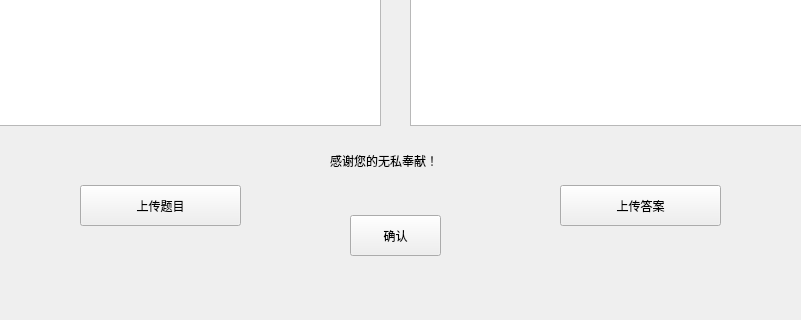
Harahan/BUAA-python-programming-2022-summer, file ui/Contribute.ui: the form before one commit; both pictures show x 200 to 1001 and y 435 to 755 of the 1200 by 755 pixel window.
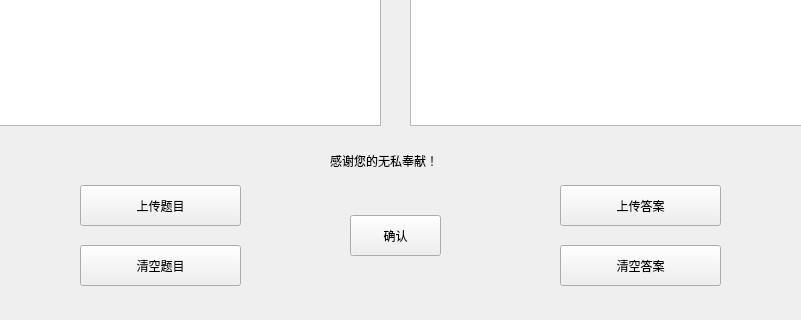
The form after the commit.

Commit message: improve contribute function

```diff
--- a/ui/Contribute.ui
+++ b/ui/Contribute.ui
@@ -196,6 +196,38 @@
     <string>感谢您的无私奉献！</string>
    </property>
   </widget>
+  <widget class="QPushButton" name="clearQuestionButton">
+   <property name="geometry">
+    <rect>
+     <x>280</x>
+     <y>680</y>
+     <width>161</width>
+     <height>41</height>
+    </rect>
+   </property>
+   <property name="styleSheet">
+    <string notr="true">font: 75 10pt &quot;Consolas&quot; rgb(241, 255, 235);</string>
+   </property>
+   <property name="text">
+    <string>清空题目</string>
+   </property>
+  </widget>
+  <widget class="QPushButton" name="clearAnswerButton">
+   <property name="geometry">
+    <rect>
+     <x>760</x>
+     <y>680</y>
+     <width>161</width>
+     <height>41</height>
+    </rect>
+   </property>
+   <property name="styleSheet">
+    <string notr="true">font: 75 10pt &quot;Consolas&quot; rgb(241, 255, 235);</string>
+   </property>
+   <property name="text">
+    <string>清空答案</string>
+   </property>
+  </widget>
  </widget>
  <resources/>
  <connections/>
```
The commit also changes 2 other files.
